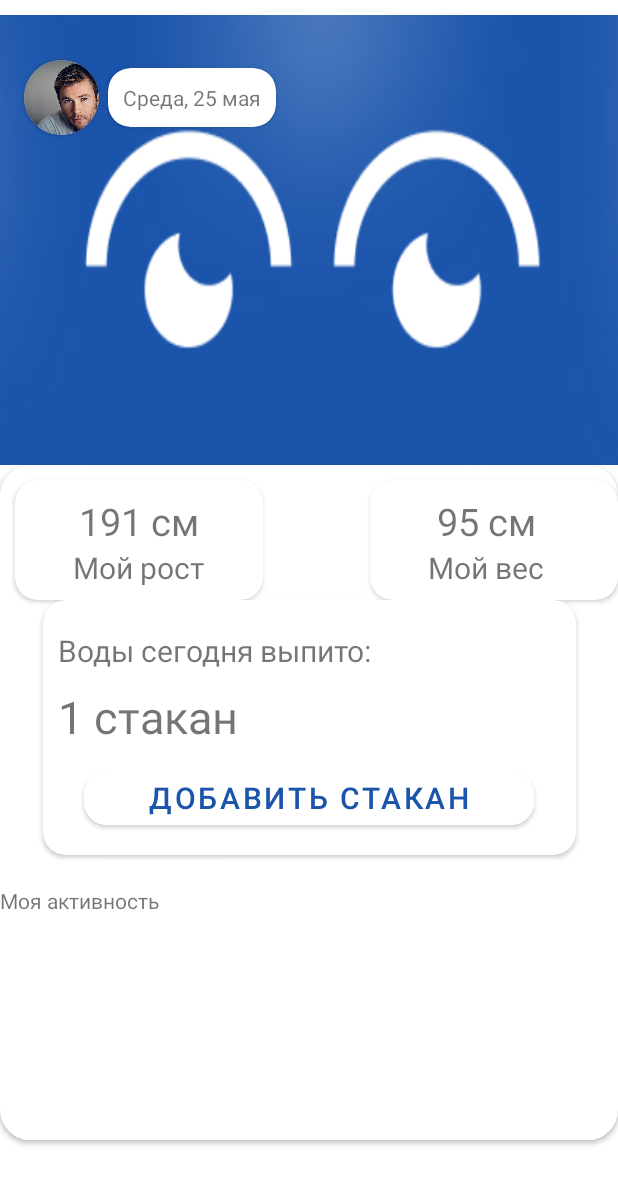
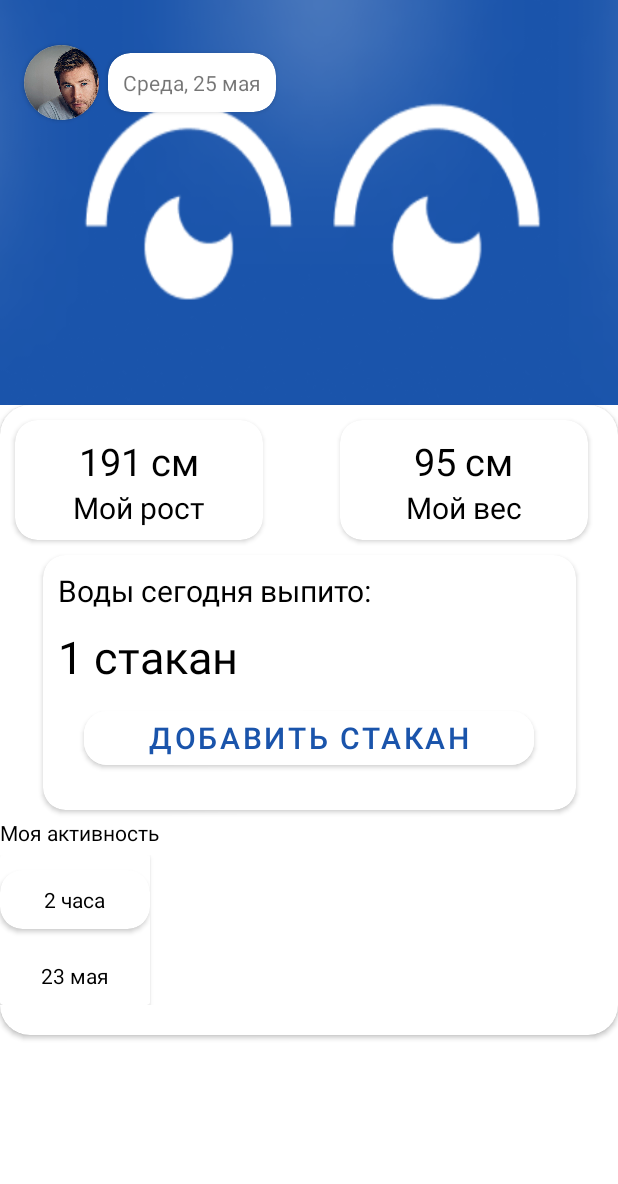
Before and after one commit to TatianaKa/FA, an Android app: the layout fragment_main.xml on its own in the app's theme, with its tools: preview values and no code run, on a phone screen of 412 x 824 dp. Shown: the top 1184 px of the screen. Run offline under Robolectric (Android 15) with nearby library versions, the phone set to English and light mode, and no system bars.

Commit message:
all work

```diff
--- a/app/build.gradle
+++ b/app/build.gradle
@@ -51,4 +51,5 @@ dependencies {
     androidTestImplementation 'androidx.test.ext:junit:1.1.5'
     androidTestImplementation 'androidx.test.espresso:espresso-core:3.5.1'
     implementation 'com.github.bumptech.glide:glide:4.12.0'
+    implementation 'com.diogobernardino:williamchart:3.10.1'
 }
--- a/app/src/main/java/com/example/fa/adapter/WorkoutAdapter.kt
+++ b/app/src/main/java/com/example/fa/adapter/WorkoutAdapter.kt
@@ -6,8 +6,9 @@ import android.view.ViewGroup
 import android.widget.TextView
 import androidx.recyclerview.widget.RecyclerView
 import com.example.fa.R
+import com.example.fa.model.Activity
 import com.example.fa.model.Workout
-import java.util.ArrayList
+import kotlin.collections.ArrayList
 
 class WorkoutAdapter(private val workoutList: ArrayList<Workout>): RecyclerView.Adapter<WorkoutAdapter.WorkoutHolder>(){
     private lateinit var mListener:onItemClickListener
@@ -31,7 +32,7 @@ class WorkoutAdapter(private val workoutList: ArrayList<Workout>): RecyclerView.
         val currentItem=workoutList[position]
         holder.tvNameWorkout.text=currentItem.name
         holder.tvDescWorkout.text=currentItem.description
-        holder.tvTimeWorkout.text=currentItem.time
+        holder.tvTimeWorkout.text=currentItem.timeWork
     }
 
     class WorkoutHolder(itemView: View, listener: onItemClickListener): RecyclerView.ViewHolder(itemView){
--- a/app/src/main/java/com/example/fa/auth/DataRegActivity.kt
+++ b/app/src/main/java/com/example/fa/auth/DataRegActivity.kt
@@ -24,6 +24,8 @@ class DataRegActivity : AppCompatActivity() {
     override fun onCreate(savedInstanceState: Bundle?) {
         super.onCreate(savedInstanceState)
         setContentView(R.layout.activity_data_reg)
+
+        supportActionBar?.hide();
         etRegWeight=findViewById(R.id.etRegWeight)
         etRegHeight=findViewById(R.id.etRegHeight)
         etRegAge=findViewById(R.id.etRegAge)
--- a/app/src/main/java/com/example/fa/auth/LoginActivity.kt
+++ b/app/src/main/java/com/example/fa/auth/LoginActivity.kt
@@ -24,6 +24,7 @@ class LoginActivity : AppCompatActivity() {
     override fun onCreate(savedInstanceState: Bundle?) {
         super.onCreate(savedInstanceState)
         setContentView(R.layout.activity_login)
+        supportActionBar?.hide();
         etEmail=findViewById(R.id.etLogin)
         etPass=findViewById(R.id.etPass)
         btnLogin=findViewById(R.id.btnLogin)
--- a/app/src/main/java/com/example/fa/auth/RegActivity.kt
+++ b/app/src/main/java/com/example/fa/auth/RegActivity.kt
@@ -35,6 +35,7 @@ class RegActivity : AppCompatActivity() {
     override fun onCreate(savedInstanceState: Bundle?) {
         super.onCreate(savedInstanceState)
         setContentView(R.layout.activity_reg)
+        supportActionBar?.hide();
 
         btnRegImage=findViewById(R.id.btnRegImage)
         img=findViewById(R.id.img)
--- a/app/src/main/java/com/example/fa/main/MainActivity.kt
+++ b/app/src/main/java/com/example/fa/main/MainActivity.kt
@@ -11,6 +11,7 @@ class MainActivity : AppCompatActivity() {
     override fun onCreate(savedInstanceState: Bundle?) {
         super.onCreate(savedInstanceState)
         setContentView(R.layout.activity_main)
+        supportActionBar?.hide();
         val bottomNavigationView=findViewById<BottomNavigationView>(R.id.bottomNavigationView)
         val navController=findNavController(R.id.fragment)
         NavigationUI.setupWithNavController(bottomNavigationView,navController)
--- a/app/src/main/java/com/example/fa/model/Workout.kt
+++ b/app/src/main/java/com/example/fa/model/Workout.kt
@@ -4,5 +4,5 @@ class Workout (
     val name:String?=null,
     val description:String?=null,
     val tag:String?=null,
-    val time:String?=null){
+    val timeWork:String?=null){
 }
--- a/app/src/main/res/layout/activity_main.xml
+++ b/app/src/main/res/layout/activity_main.xml
@@ -10,7 +10,7 @@
         android:id="@+id/fragment"
         android:name="androidx.navigation.fragment.NavHostFragment"
         android:layout_width="match_parent"
-        android:layout_height="650dp"
+        android:layout_height="675dp"
         android:layout_marginBottom="10dp"
         app:defaultNavHost="true"
         app:layout_constraintBottom_toTopOf="@+id/bottomNavigationView"
--- a/app/src/main/res/layout/fragment_main.xml
+++ b/app/src/main/res/layout/fragment_main.xml
@@ -10,8 +10,7 @@
     <LinearLayout
         android:id="@+id/linearLayout"
         android:layout_width="match_parent"
-        android:layout_marginTop="10dp"
-        android:layout_height="300dp"
+        android:layout_height="270dp"
         android:background="@drawable/main"
         android:orientation="horizontal"
         app:layout_constraintEnd_toEndOf="parent"
@@ -52,7 +51,7 @@
 
     <androidx.cardview.widget.CardView
         android:layout_width="match_parent"
-        android:layout_height="450dp"
+        android:layout_height="420dp"
         app:cardCornerRadius="20dp"
         app:layout_constraintEnd_toEndOf="parent"
         app:layout_constraintStart_toStartOf="parent"
@@ -84,6 +83,7 @@
                         android:layout_gravity="center"
                         android:layout_marginTop="10dp"
                         android:text="191 см"
+                        android:textColor="@color/black"
                         android:id="@+id/tvHeight"
                         android:textSize="25sp" />
 
@@ -92,6 +92,7 @@
                         android:layout_height="wrap_content"
                         android:layout_gravity="center"
                         android:text="Мой рост"
+                        android:textColor="@color/black"
                         android:textSize="20sp" />
                 </LinearLayout>
 
@@ -102,6 +103,7 @@
                 android:layout_height="80dp"
                 android:layout_marginTop="10dp"
                 app:cardCornerRadius="15dp"
+                android:layout_marginRight="20dp"
                 app:layout_constraintEnd_toEndOf="parent"
                 app:layout_constraintTop_toTopOf="parent"
                 tools:ignore="MissingConstraints">
@@ -109,7 +111,7 @@
                 <LinearLayout
                     android:layout_width="match_parent"
                     android:layout_height="match_parent"
-                    android:layout_marginRight="10dp"
+
                     android:orientation="vertical">
 
                     <TextView
@@ -117,6 +119,7 @@
                         android:layout_height="wrap_content"
                         android:layout_gravity="center"
                         android:text="95 см"
+                        android:textColor="@color/black"
                         android:id="@+id/tvWeight"
                         android:layout_marginTop="10dp"
                         android:textSize="25sp" />
@@ -126,6 +129,7 @@
                         android:layout_height="wrap_content"
                         android:layout_gravity="center"
                         android:text="Мой вес"
+                        android:textColor="@color/black"
                         android:textSize="20sp" />
                 </LinearLayout>
 
@@ -137,6 +141,7 @@
                 android:layout_width="355dp"
                 android:layout_height="170dp"
                 app:cardCornerRadius="15dp"
+                android:layout_marginTop="10dp"
                 app:layout_constraintEnd_toEndOf="parent"
                 app:layout_constraintStart_toStartOf="parent"
                 app:layout_constraintTop_toBottomOf="@+id/cardView"
@@ -145,10 +150,11 @@
                 <LinearLayout
                     android:layout_width="match_parent"
                     android:layout_height="match_parent"
-                    android:layout_marginTop="10dp"
+
                     android:orientation="vertical">
 
                     <TextView
+                        android:textColor="@color/black"
                         android:layout_width="wrap_content"
                         android:layout_height="wrap_content"
                         android:layout_gravity="start"
@@ -157,6 +163,7 @@
                         android:text="Воды сегодня выпито:"
                         android:textSize="20sp" />
                     <TextView
+                        android:textColor="@color/black"
                         android:layout_width="wrap_content"
                         android:layout_height="wrap_content"
                         android:layout_gravity="start"
@@ -185,19 +192,19 @@
                 android:layout_width="wrap_content"
                 android:layout_height="wrap_content"
                 android:text="Моя активность"
+                android:textColor="@color/black"
                 app:layout_constraintBottom_toTopOf="@+id/rvActivity"
                 app:layout_constraintStart_toStartOf="parent"
+                app:layout_constraintTop_toBottomOf="@+id/cardView3"
                 tools:ignore="MissingConstraints" />
 
             <androidx.recyclerview.widget.RecyclerView
                 android:id="@+id/rvActivity"
+                android:layout_marginBottom="20dp"
                 android:layout_width="match_parent"
-                android:layout_height="150dp"
+                android:layout_height="100dp"
                 app:layout_constraintBottom_toBottomOf="parent"
-                app:layout_constraintStart_toStartOf="parent"
-                tools:listitem="@layout/list_activity"
-                >
-            </androidx.recyclerview.widget.RecyclerView>
+                tools:listitem="@layout/list_activity"></androidx.recyclerview.widget.RecyclerView>
         </androidx.constraintlayout.widget.ConstraintLayout>
     </androidx.cardview.widget.CardView>
 
--- a/app/src/main/res/layout/fragment_workout.xml
+++ b/app/src/main/res/layout/fragment_workout.xml
@@ -38,6 +38,11 @@
                 android:layout_height="wrap_content"
                 android:padding="10dp"
                 android:text="Среда, 25 мая"/>
+            <TextView
+                android:id="@+id/tvError"
+                android:layout_width="wrap_content"
+                android:layout_height="wrap_content"
+                android:padding="10dp"/>
         </androidx.cardview.widget.CardView>
     </LinearLayout>
 
--- /dev/null
+++ b/app/src/main/res/layout/list_activity.xml
@@ -0,0 +1,46 @@
+<?xml version="1.0" encoding="utf-8"?>
+<androidx.cardview.widget.CardView xmlns:android="http://schemas.android.com/apk/res/android"
+    android:layout_width="100dp"
+    android:layout_height="100dp"
+    xmlns:app="http://schemas.android.com/apk/res-auto">
+    <androidx.constraintlayout.widget.ConstraintLayout
+        android:layout_width="match_parent"
+        android:layout_height="match_parent">
+
+        <androidx.cardview.widget.CardView
+            android:layout_width="match_parent"
+            android:layout_height="wrap_content"
+            app:cardCornerRadius="15dp"
+            android:layout_marginTop="10dp"
+            app:layout_constraintEnd_toEndOf="parent"
+            app:layout_constraintStart_toStartOf="parent"
+            app:layout_constraintTop_toTopOf="parent">
+
+            <TextView
+                android:id="@+id/tvDurationActivity"
+                android:layout_width="wrap_content"
+                android:layout_height="wrap_content"
+                android:padding="10dp"
+                android:textColor="@color/black"
+                android:layout_gravity="center"
+                android:text="2 часа" />
+
+
+        </androidx.cardview.widget.CardView>
+
+        <TextView
+            android:id="@+id/tvDateActivity"
+            android:layout_width="wrap_content"
+            android:layout_height="wrap_content"
+            android:layout_gravity="center"
+            android:padding="10dp"
+            android:textColor="@color/black"
+            android:text="23 мая"
+            app:layout_constraintBottom_toBottomOf="parent"
+            app:layout_constraintEnd_toEndOf="parent"
+            app:layout_constraintStart_toStartOf="parent" />
+    </androidx.constraintlayout.widget.ConstraintLayout>
+
+
+
+</androidx.cardview.widget.CardView>
```
Also changed, not shown: app/src/main/AndroidManifest.xml (+6 -3 lines), app/src/main/java/com/example/fa/DetailActivity.kt (added, +16 -0 lines), app/src/main/java/com/example/fa/adapter/ActivityAdapter.kt (added, +46 -0 lines), app/src/main/java/com/example/fa/fragment/MainFragment.kt (+33 -3 lines), app/src/main/java/com/example/fa/fragment/WorkoutFragment.kt (+11 -5 lines), app/src/main/java/com/example/fa/model/Activity.kt (added, +7 -0 lines), app/src/main/res/layout/activity_detail.xml (added, +17 -0 lines), app/src/main/res/layout/fragment_profile.xml (+4 -5 lines).
